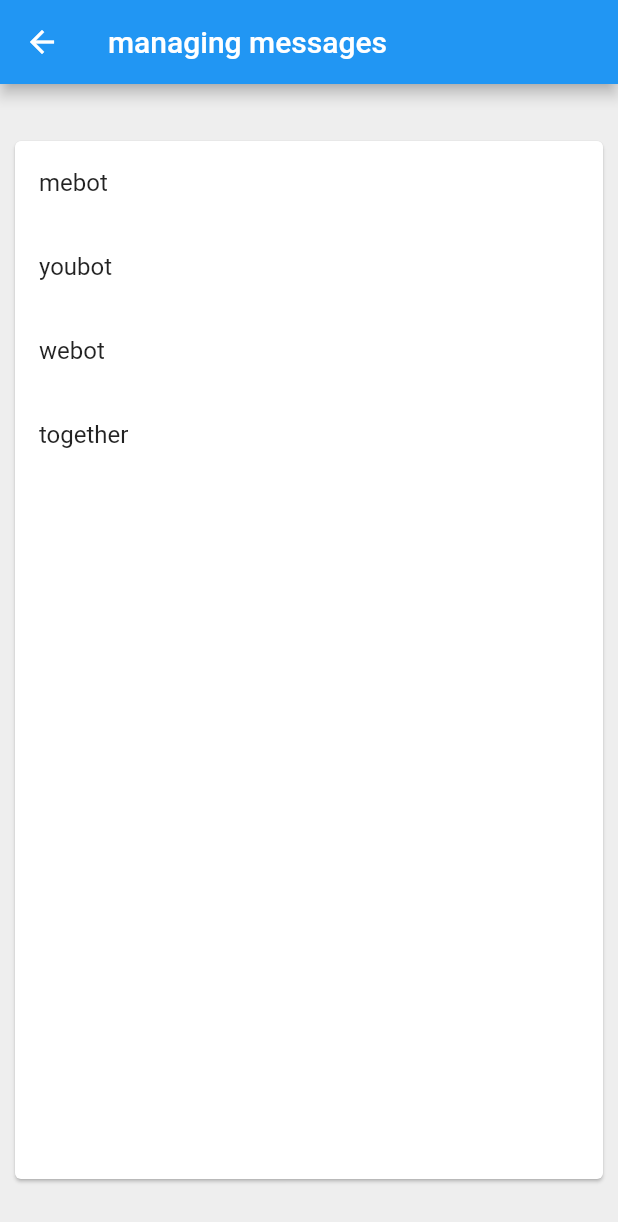
After one commit to jdrae/alfo, a Flutter app: the ManageScreen screen opened by its route, on a phone screen of 412 x 824 dp. The commit adds this screen. Shown: the top 1222 px of the screen. Run offline on Flutter 3.47's test engine with Material 2 defaults, Android fonts, the phone set to English and light mode, and no system bars; our stand-ins replace cloud_firestore; accounts and stored records are empty.

Commit message:
Add: manage page

```diff
--- a/lib/main.dart
+++ b/lib/main.dart
@@ -5,6 +5,7 @@ import 'screen/me-you.dart';
 import 'screen/me.dart';
 import 'screen/you.dart';
 import 'screen/we.dart';
+import 'screen/manage.dart';
 
 void main() => runApp(ChatApp());
 
@@ -20,6 +21,7 @@ class ChatApp extends StatelessWidget {
         '/me': (context) => MeBot(),
         '/me-we': (context) => MeWeBot(),
         '/me-you': (context) => MeYouBot(),
+        '/manage': (context) => ManageScreen(),
       },
       debugShowCheckedModeBanner: false
     );
--- /dev/null
+++ b/lib/screen/manage.dart
@@ -0,0 +1,70 @@
+import 'package:flutter/material.dart';
+
+class ManageScreen extends StatelessWidget {
+  @override
+  Widget build(BuildContext context) {
+    return Scaffold(
+      backgroundColor: Colors.grey[200],
+      appBar: AppBar(title: Text('managing messages'),),
+      body: Center(
+        child:
+          SizedBox(
+          width: 400,
+          height: 700,
+          child: Card(
+            child: BotList(bots: [Bot('mebot','나'), Bot('youbot', '너'), Bot('webot', '우리'), Bot('together', '단체채팅방')]),
+          ),
+        ),
+      ),
+    );
+  }
+}
+
+class Bot{
+  final String name;
+  final String description;
+  Bot(this.name, this.description);
+}
+
+class BotList extends StatelessWidget{
+  final List<Bot> bots;
+  BotList({Key key, @required this.bots}) : super(key: key);
+  @override
+  Widget build(BuildContext context){
+    return ListView.builder(
+      itemCount: bots.length,
+      itemBuilder: (context, index){
+        return ListTile(
+          title: Text(bots[index].name),
+          onTap: (){
+            Navigator.push(context,
+              MaterialPageRoute(builder: (context) => EditScreen(bot: bots[index]))
+            );
+          },
+        );
+      }
+    );
+  }
+}
+
+class EditScreen extends StatelessWidget{
+  final Bot bot;
+  EditScreen({Key key, @required this.bot}) : super(key: key);
+  @override
+  Widget build(BuildContext context){
+    return Scaffold(
+      backgroundColor: Colors.grey[200],
+      appBar: AppBar(title: Text(bot.description),),
+      body: Center(
+        child:
+          SizedBox(
+          width: 400,
+          height: 700,
+          child: Card(
+            child: Text(bot.description)
+          ),
+        ),
+      ),
+    );
+  }
+}
```
